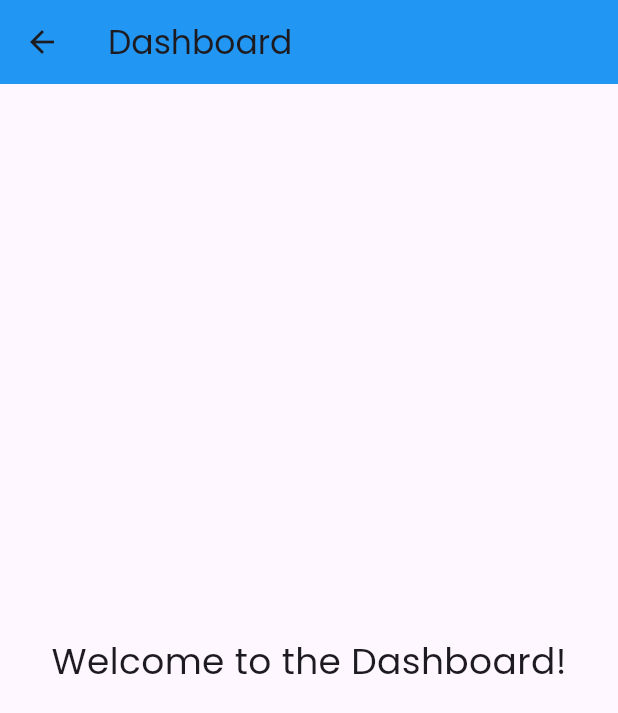
After one commit to son1cleo/SchedulEase, a Flutter app: the DashboardScreen screen opened directly, on a phone screen of 412 x 824 dp. The commit adds this screen. Shown: the top 713 px of the screen. Run offline on Flutter 3.47's test engine with Material 3 defaults, Android fonts, the phone set to English and light mode, and no system bars.

```diff
--- /dev/null
+++ b/client/lib/screens/dashboard.dart
@@ -0,0 +1,19 @@
+import 'package:flutter/material.dart';
+
+class DashboardScreen extends StatelessWidget {
+  @override
+  Widget build(BuildContext context) {
+    return Scaffold(
+      appBar: AppBar(
+        title: Text('Dashboard'),
+        backgroundColor: Colors.blue,
+      ),
+      body: Center(
+        child: Text(
+          'Welcome to the Dashboard!',
+          style: TextStyle(fontSize: 24),
+        ),
+      ),
+    );
+  }
+}
```
Also changed, not shown: client/lib/screens/login.dart (+50 -10 lines), client/lib/widgets/login_form.dart (+21 -15 lines), 3 other files.
